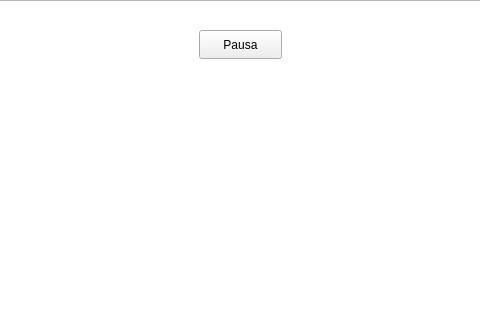
The window that Juego/entrenamiento.ui (jjsv20/ProyectoFinal) describes before a commit, drawn with Qt 5; both pictures show x 301 to 781 and y 0 to 320 of the 1080 by 720 pixel window.
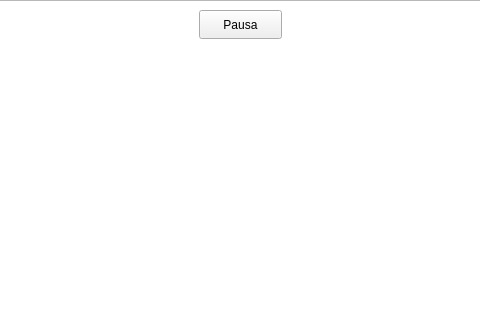
The same window after the commit.

What changed in the file:
```diff
--- a/Juego/entrenamiento.ui
+++ b/Juego/entrenamiento.ui
@@ -17,7 +17,7 @@
    <property name="geometry">
     <rect>
      <x>500</x>
-     <y>30</y>
+     <y>10</y>
      <width>83</width>
      <height>29</height>
     </rect>
```
